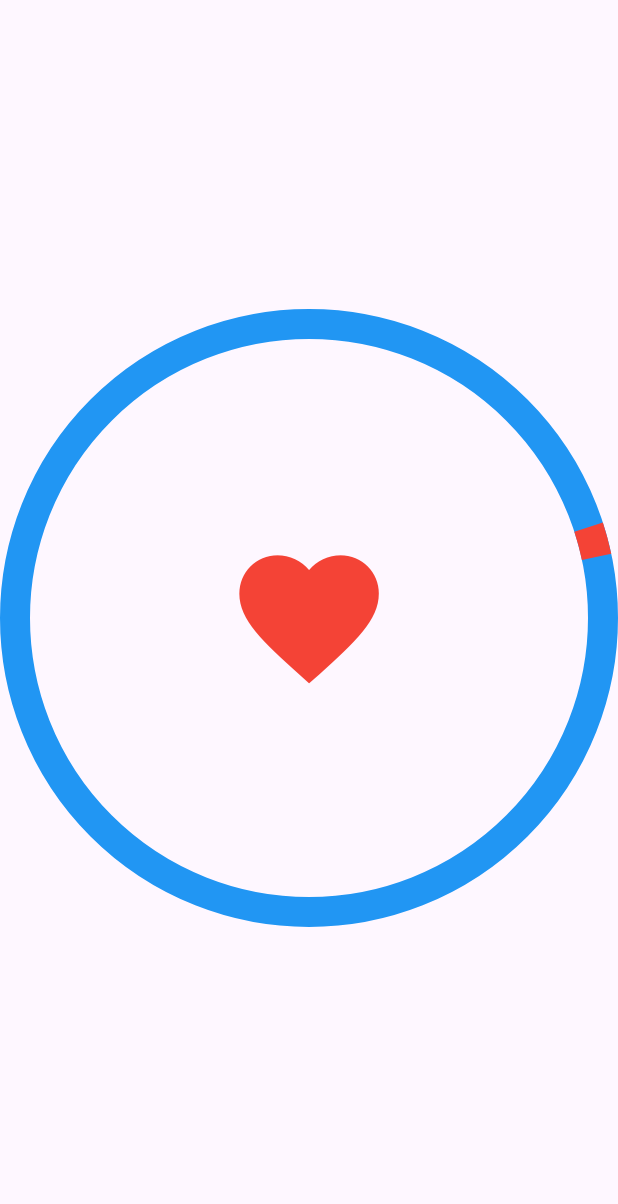
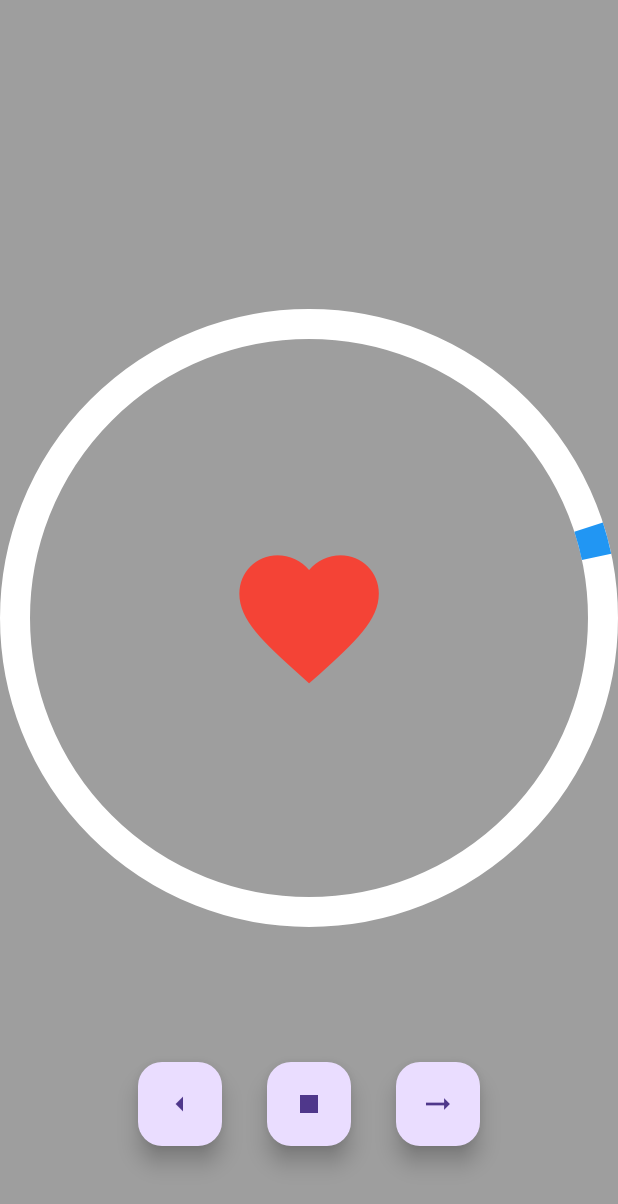
Before and after one commit to kkepiphane/heart-animation, a Flutter app: the screen it shows after launch, on a phone screen of 412 x 824 dp. Shown: the top 1204 px of the screen. Run offline on Flutter 3.47's test engine with Material 3 defaults, Android fonts, the phone set to English and light mode, and no system bars.

Commit message:
stop & rotation

```diff
--- a/lib/main.dart
+++ b/lib/main.dart
@@ -13,8 +13,11 @@ class MyApp extends StatelessWidget {
     return MaterialApp(
       debugShowCheckedModeBanner: false,
       home: Scaffold(
+        backgroundColor: Colors.grey,
         body: Center(
-          child: CircleCustomPain(),
+          child: CircleCustomPain(
+            durationInSeconds: 1,
+          ),
         ),
       ),
     );
--- a/lib/themes/cercle_custom_pain.dart
+++ b/lib/themes/cercle_custom_pain.dart
@@ -4,6 +4,9 @@ import 'package:animeheart/components/animation.dart';
 import 'package:flutter/material.dart';
 
 class CircleCustomPain extends StatefulWidget {
+  final int durationInSeconds;
+  CircleCustomPain({required this.durationInSeconds});
+
   @override
   _CircleCustomPainState createState() => _CircleCustomPainState();
 }
@@ -11,12 +14,13 @@ class CircleCustomPain extends StatefulWidget {
 class _CircleCustomPainState extends State<CircleCustomPain>
     with SingleTickerProviderStateMixin {
   late AnimationController _controller;
+  int _direction = -1;
 
   @override
   void initState() {
     super.initState();
     _controller = AnimationController(
-      duration: const Duration(seconds: 1), // Durée pour une rotation complète
+      duration: Duration(seconds: widget.durationInSeconds),
       vsync: this,
     )..repeat(); // Répéter l'animation indéfiniment
   }
@@ -27,57 +31,117 @@ class _CircleCustomPainState extends State<CircleCustomPain>
     super.dispose();
   }
 
+  void _pressleft() {
+    setState(() {
+      _direction = 1;
+    });
+  }
+
+  void _stopanime() {
+    // Arrêter l'animation
+    _controller.stop();
+  }
+
+  void _pressrigth() {
+    setState(() {
+      _direction = -1;
+    });
+  }
+
   @override
   Widget build(BuildContext context) {
-    return Container(
-      child: AnimatedBuilder(
+    return Column(
+      children: [
+        Expanded(
+          child: Stack(
+            alignment: Alignment.center,
+            children: [
+              AnimatedBuilder(
                 animation: _controller,
                 builder: (context, child) {
                   return CustomPaint(
                     size: const Size(100, 100), // Taille du canevas
-            painter: CircleWithNeedlePainter(_controller.value),
+                    painter:
+                        CircleWithNeedlePainter(_controller.value, _direction),
                     child: const Center(
                       child: HeartAnimation(),
                     ),
                   );
                 },
               ),
+              Positioned(
+                bottom: 60,
+                left: 0,
+                right: 0,
+                child: Row(
+                  mainAxisAlignment: MainAxisAlignment.center,
+                  children: [
+                    FloatingActionButton(
+                      onPressed: _pressleft,
+                      tooltip: 'Increment',
+                      child: Icon(Icons.arrow_left),
+                    ),
+                    const SizedBox(width: 30),
+                    FloatingActionButton(
+                      onPressed: _stopanime,
+                      tooltip: 'Increment',
+                      child: Icon(Icons.stop),
+                    ),
+                    const SizedBox(width: 30),
+                    FloatingActionButton(
+                      onPressed: _pressrigth,
+                      tooltip: 'Increment',
+                      child: const Icon(Icons.arrow_right_alt),
+                    ),
+                  ],
+                ),
+              ),
+            ],
+          ),
+        ),
+      ],
     );
   }
 }
 
 class CircleWithNeedlePainter extends CustomPainter {
   final double progress;
+  final int direction;
 
-  CircleWithNeedlePainter(this.progress);
+  CircleWithNeedlePainter(this.progress, this.direction);
 
   @override
   void paint(Canvas canvas, Size size) {
     Paint circlePaint = Paint()
-      ..color = Colors.blue
+      ..color = Colors.white
       ..style = PaintingStyle.stroke
       ..strokeWidth = 20; // Épaisseur du cercle
 
+    // Épaisseur de l'aiguille
     Paint needlePaint = Paint()
-      ..color = Colors.red
+      ..color = direction == 1 ? Colors.red : Colors.blue
       ..style = PaintingStyle.stroke
-      ..strokeWidth = 20; // Épaisseur de l'aiguille
+      ..strokeWidth = 20;
 
-    double radius = size.width / 2 -
-        10; // Rayon du cercle ajusté pour tenir compte de l'épaisseur
+    double startAngle;
+    if (direction == 1) {
+      // Début de l'aiguille (en haut) avec l'angle en fonction du progrès
+      startAngle = -pi / 2 + 2 * pi * progress;
+    } else {
+      startAngle = -pi / 2 - 2 * pi * progress;
+    }
+
+    // Longueur de l'aiguille (par exemple, 12 degrés)
+    double sweepAngle = pi / 30;
+
+    // Rayon du cercle ajusté pour tenir compte de l'épaisseur
+    double radius = size.width / 2 - 10;
     Offset center = Offset(size.width / 2, size.height / 2);
 
     // Dessiner le cercle
     canvas.drawCircle(center, radius, circlePaint);
 
     // Dessiner l'aiguille (arc partiel)
-    // double startAngle = -pi / 2 + 2 * pi * progress; // Début de l'aiguille (en haut) avec l'angle en fonction du progrès
-    //double sweepAngle = pi / 30; // Longueur de l'aiguille (par exemple, 12 degrés)
-
-    double startAngle =
-        -pi / 2 - 2 * pi * progress; // Inverser la direction ici
-    double sweepAngle = pi / 30;
-
     canvas.drawArc(
       Rect.fromCircle(center: center, radius: radius),
       startAngle,
```
Also changed, not shown: lib/components/custom_pain.dart (deleted, +0 -49 lines). Lines whose indentation alone changed are shown as unchanged.
